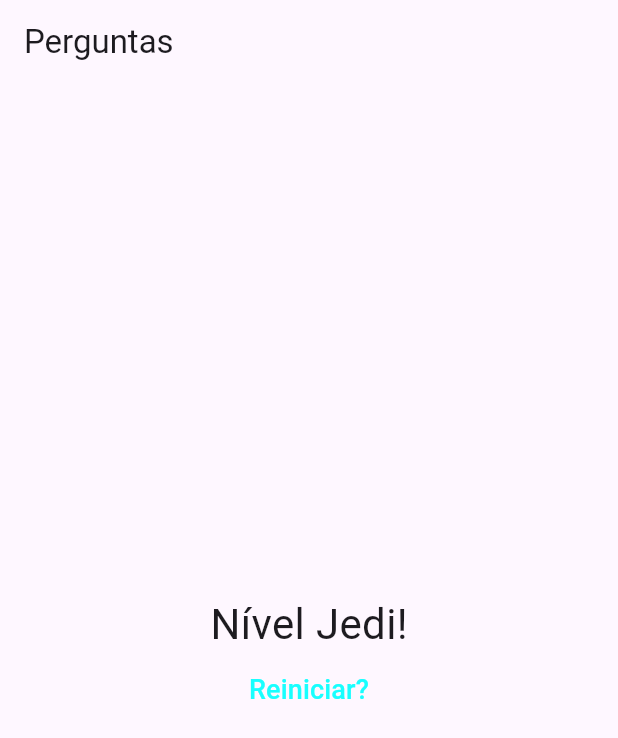
After one commit to kaiqueBellmont/Flutter-Course, a Flutter app: the screen it shows after launch, after a tap on "Preto", after a tap on "Cobra", after a tap on "João", on a phone screen of 412 x 824 dp. The commit adds this screen. Shown: the top 738 px of the screen. Run offline on Flutter 3.47's test engine with Material 3 defaults, Android fonts, the phone set to English and light mode, and no system bars.

Commit message:
finishing praticies fir now

```diff
--- a/questions_project/lib/main.dart
+++ b/questions_project/lib/main.dart
@@ -1,32 +1,56 @@
 import 'package:flutter/material.dart';
-import './question.dart';
-import './resposta.dart';
+import './questionario.dart';
+import './resultado.dart';
 
 void main() => runApp(const PerguntaApp());
 
 class _PerguntaAppState extends State<PerguntaApp> {
   var _perguntaSelecionada = 0;
+  var _pontuacaoTotal = 0;
   final _perguntas = const [
     {
       'texto': 'Qual é a sua cor favorita?',
-      'respostas': ['Preto', 'Vermelho', 'Verde', 'Branco'],
+      'respostas': [
+        {'texto': 'Preto', 'pontuacao': 10},
+        {'texto': 'Vermelho', 'pontuacao': 5},
+        {'texto': 'Verde', 'pontuacao': 3},
+        {'texto': 'Branco', 'pontuacao': 1},
+      ],
     },
     {
       'texto': 'Qual é o seu animal favorito?',
-      'respostas': ['Coelho', 'Cobra', 'Elefante', 'Leão'],
+      'respostas': [
+        {'texto': 'Coelho', 'pontuacao': 10},
+        {'texto': 'Cobra', 'pontuacao': 5},
+        {'texto': 'Elefante', 'pontuacao': 3},
+        {'texto': 'Leão', 'pontuacao': 1},
+      ],
     },
     {
       'texto': 'Qual é o seu instrutor favorito?',
-      'respostas': ['Maria', 'João', 'Leo', 'Pedro'],
-    },
+      'respostas': [
+        {'texto': 'Leo', 'pontuacao': 10},
+        {'texto': 'Maria', 'pontuacao': 5},
+        {'texto': 'João', 'pontuacao': 3},
+        {'texto': 'Pedro', 'pontuacao': 1},
+      ],
+    }
   ];
 
-  void _responder() {
+  void _responder(int pontuacao) {
     if (temPerguntaSelecionada) {
       setState(() {
         _perguntaSelecionada++;
+        _pontuacaoTotal += pontuacao;
       });
     }
+  }
+
+  void _reiniciarQuestionario() {
+    setState(() {
+      _perguntaSelecionada = 0;
+      _pontuacaoTotal = 0;
+    });
   }
 
   bool get temPerguntaSelecionada {
@@ -35,23 +59,18 @@ class _PerguntaAppState extends State<PerguntaApp> {
 
   @override
   Widget build(BuildContext context) {
-    List<String> respostas = temPerguntaSelecionada
-        ? _perguntas[_perguntaSelecionada]['respostas'] as List<String>
-        : [];
-
     return MaterialApp(
       home: Scaffold(
         appBar: AppBar(
           title: const Text('Perguntas'),
         ),
         body: temPerguntaSelecionada
-            ? Column(
-          children: [
-            Questao(_perguntas[_perguntaSelecionada]['texto'] as String),
-            ...respostas.map((t) => Resposta(t, _responder)).toList(),
-          ],
-        )
-            : null,
+            ? Questionario(
+                perguntas: _perguntas,
+                perguntaSelecionada: _perguntaSelecionada,
+                quandoResponder: _responder,
+              )
+            : Resultado(_pontuacaoTotal, _reiniciarQuestionario),
       ),
     );
   }
--- /dev/null
+++ b/questions_project/lib/questionario.dart
@@ -0,0 +1,40 @@
+import 'package:flutter/material.dart';
+import './questao.dart';
+import './resposta.dart';
+
+class Questionario extends StatelessWidget {
+  final List<Map<String, Object>> perguntas;
+  final int perguntaSelecionada;
+  final void Function(int) quandoResponder;
+
+  const Questionario({
+    required this.perguntas,
+    required this.perguntaSelecionada,
+    required this.quandoResponder,
+    super.key,
+  });
+
+  bool get temPerguntaSelecionada {
+    return perguntaSelecionada < perguntas.length;
+  }
+
+  @override
+  Widget build(BuildContext context) {
+    List<Map<String, Object>> respostas = temPerguntaSelecionada
+        ? perguntas[perguntaSelecionada]['respostas']
+            as List<Map<String, Object>>
+        : [];
+
+    return Column(
+      children: [
+        Questao(perguntas[perguntaSelecionada]['texto'] as String),
+        ...respostas.map((resp) {
+          return Resposta(
+            resp['texto'] as String,
+            () => quandoResponder(resp['pontuacao'] as int),
+          );
+        }).toList(),
+      ],
+    );
+  }
+}
--- /dev/null
+++ b/questions_project/lib/resultado.dart
@@ -0,0 +1,48 @@
+import 'package:flutter/material.dart';
+
+class Resultado extends StatelessWidget {
+  final int pontuacao;
+  final void Function() quandoReiniciarQuestionario;
+
+  const Resultado(this.pontuacao, this.quandoReiniciarQuestionario,
+      {super.key});
+
+  String get fraseResultado {
+    if (pontuacao < 8) {
+      return 'Parabéns';
+    } else if (pontuacao < 12) {
+      return 'Você é bom!';
+    } else if (pontuacao < 16) {
+      return 'Impressionante!';
+    } else {
+      return 'Nível Jedi!';
+    }
+  }
+
+  @override
+  Widget build(BuildContext context) {
+    return Column(
+      mainAxisAlignment: MainAxisAlignment.center,
+      children: [
+        Center(
+          child: Text(
+            fraseResultado,
+            style: const TextStyle(
+              fontSize: 28,
+            ),
+          ),
+        ),
+        TextButton(
+          onPressed: quandoReiniciarQuestionario,
+          child: const Text(
+            'Reiniciar?',
+            style: TextStyle(
+              fontSize: 18,
+              color: Colors.cyanAccent
+            ),
+          ),
+        ),
+      ],
+    );
+  }
+}
```
Also changed, not shown: questions_project/lib/questao.dart (renamed from questions_project/lib/question.dart), questions_project/lib/resposta.dart (line endings or trailing spaces).
